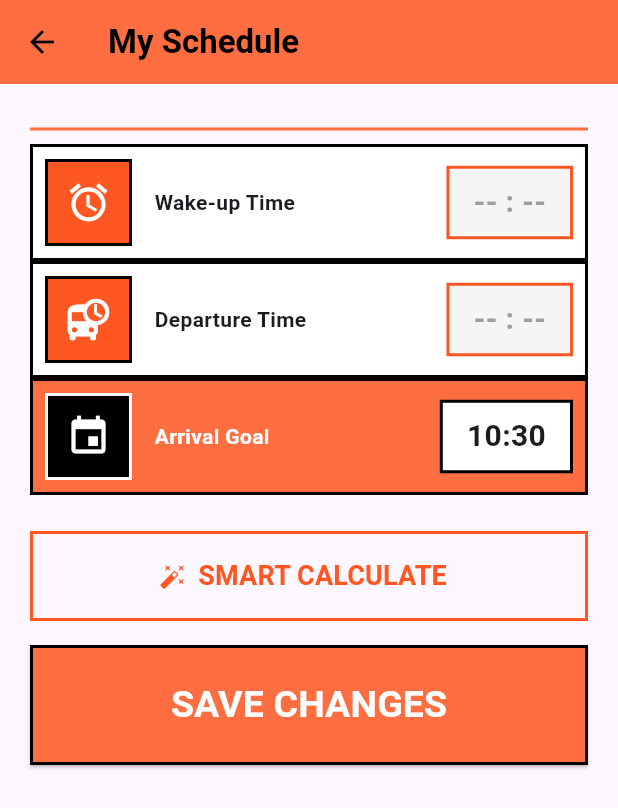
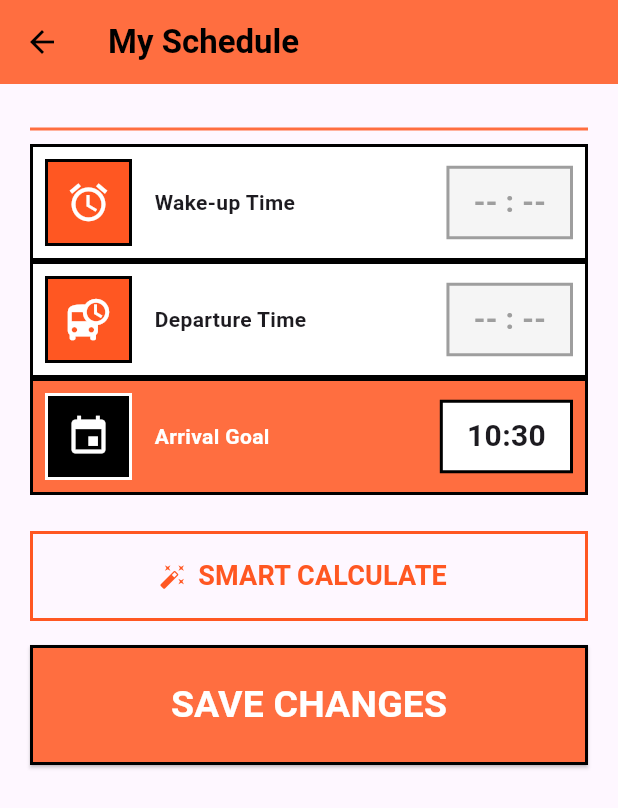
Before and after one commit to HYSTpj/AwakeApp, a Flutter app: the SetTimePage screen opened directly with empty values, on a phone screen of 412 x 824 dp. Shown: the top 808 px of the screen. Run offline on Flutter 3.47's test engine with Material 3 defaults, Android fonts, the phone set to English and light mode, and no system bars; our stand-ins replace cloud_firestore, firebase_auth, firebase_core, firebase_storage, flutter_datetime_picker_plus, geocoding and 5 more; missing offline and left inert: mobile_scanner; accounts and stored records are empty.

Commit message:
fix: match time box border color to set/unset state in _timeSelectionRow
Agent-Logs-Url: https://github.com/HYSTpj/AwakeApp/sessions/56f8c15f-37d7-48fb-b6d3-76a98e250472

Co-authored-by: ry0000taro <189714935+ry0000taro@users.noreply.github.com>

```diff
--- a/lib/set_time_page.dart
+++ b/lib/set_time_page.dart
@@ -220,7 +220,10 @@ class _SetTimePageState extends State<SetTimePage> {
             Container(
               padding: const EdgeInsets.symmetric(horizontal: 16, vertical: 8),
               decoration: BoxDecoration(
-                border: Border.all(color: Colors.deepOrange, width: 2),
+                border: Border.all(
+                  color: currentTime != null ? Colors.deepOrange : Colors.grey,
+                  width: 2,
+                ),
                 color: currentTime != null
                     ? Colors.deepOrange.shade50
                     : Colors.grey.shade100,
```
